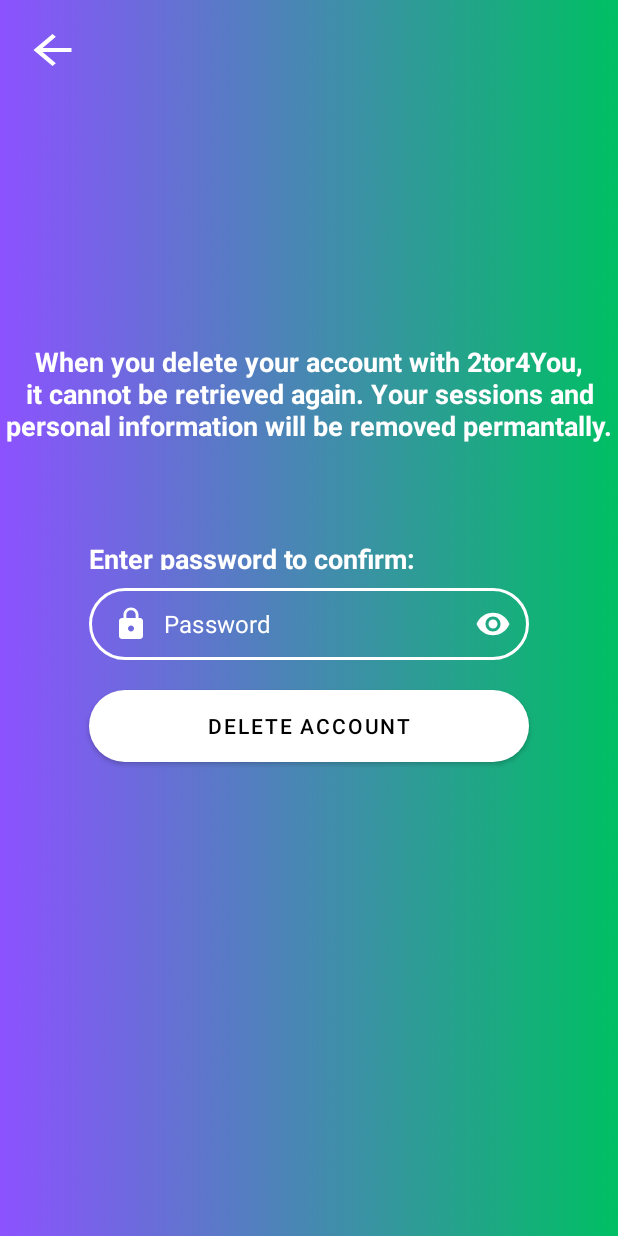
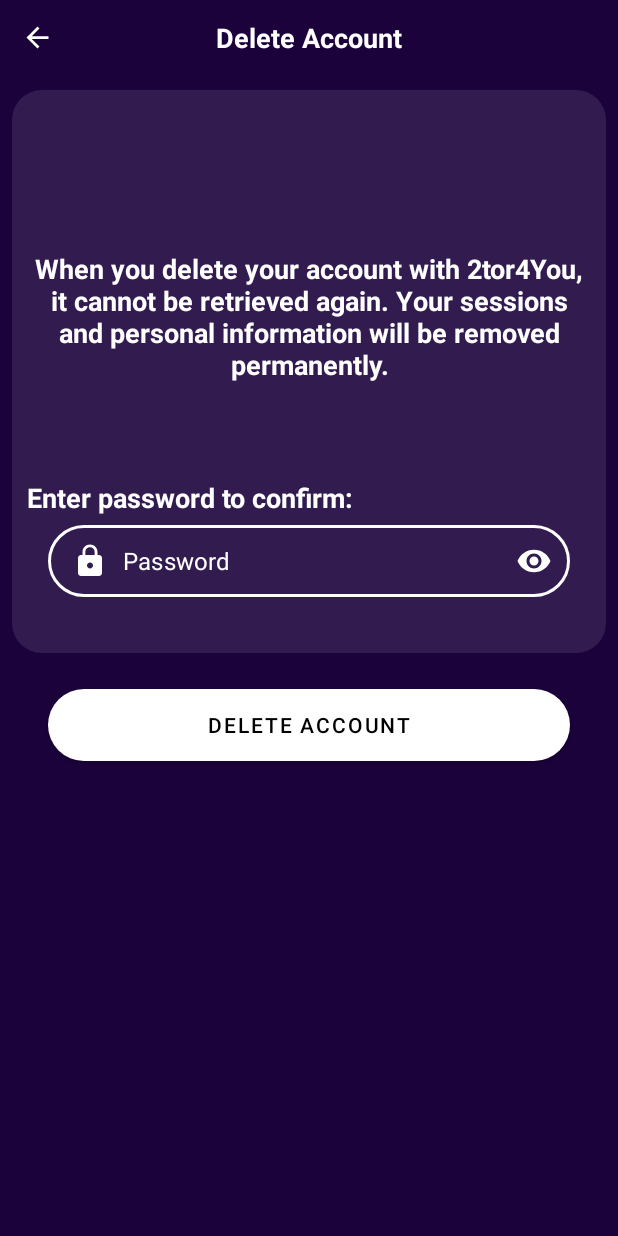
Before and after one commit to MischkaStrydom/2tor4You, an Android app: the ActivityDeleteAccount screen opened directly, with no data from a screen before it, on a phone screen of 412 x 824 dp. Run offline under Robolectric (Android 15) with nearby library versions, the phone set to English and light mode, and no system bars.

Commit message:
Commit changed background and few fonts

```diff
--- a/app/src/main/AndroidManifest.xml
+++ b/app/src/main/AndroidManifest.xml
@@ -19,6 +19,9 @@
             android:exported="false" />
         <activity
             android:name=".ActivityAccount"
+            android:exported="false" />
+        <activity
+            android:name=".ActivityTermAndConditions"
             android:exported="false" />
         <activity
             android:name=".ActivityDeleteAccount"
--- a/app/src/main/java/com/example/a2tor4you/ActivityLogin.java
+++ b/app/src/main/java/com/example/a2tor4you/ActivityLogin.java
@@ -10,6 +10,7 @@
 import android.widget.CheckBox;
 import android.widget.CompoundButton;
 import android.widget.EditText;
+import android.widget.ImageView;
 import android.widget.Spinner;
 import android.widget.TextView;
 
@@ -27,8 +28,8 @@
         CustomSpinner adapter = new CustomSpinner(this, items, icons);
         spinner.setAdapter(adapter);
 
-        Button btnBack = findViewById(R.id.btnBack);
-        btnBack.setOnClickListener(view -> startActivity(new Intent(ActivityLogin.this,MainActivity.class)));
+        ImageView imgBack = findViewById(R.id.imgBackMainFromLogin);
+        imgBack.setOnClickListener(view -> startActivity(new Intent(ActivityLogin.this,MainActivity.class)));
 
         TextView btn = findViewById(R.id.txtSignUp);
         btn.setOnClickListener(view -> startActivity(new Intent(ActivityLogin.this,MainActivity.class)));
--- a/app/src/main/java/com/example/a2tor4you/ActivityRegisterStudent.java
+++ b/app/src/main/java/com/example/a2tor4you/ActivityRegisterStudent.java
@@ -5,6 +5,7 @@
 import android.content.Intent;
 import android.os.Bundle;
 import android.widget.Button;
+import android.widget.ImageView;
 
 public class ActivityRegisterStudent extends AppCompatActivity {
 
@@ -13,7 +14,7 @@
         super.onCreate(savedInstanceState);
         setContentView(R.layout.activity_register_student);
 
-        Button btnBack = findViewById(R.id.btnBack);
-        btnBack.setOnClickListener(view -> startActivity(new Intent(ActivityRegisterStudent.this,MainActivity.class)));
+        ImageView imgBack = findViewById(R.id.imgBackStudentToMain);
+        imgBack.setOnClickListener(view -> startActivity(new Intent(ActivityRegisterStudent.this,MainActivity.class)));
     }
 }
--- a/app/src/main/java/com/example/a2tor4you/ActivityRegisterTutor.java
+++ b/app/src/main/java/com/example/a2tor4you/ActivityRegisterTutor.java
@@ -5,6 +5,7 @@
 import android.content.Intent;
 import android.os.Bundle;
 import android.widget.Button;
+import android.widget.ImageView;
 
 public class ActivityRegisterTutor extends AppCompatActivity {
 
@@ -13,7 +14,7 @@
         super.onCreate(savedInstanceState);
         setContentView(R.layout.activity_register_tutor);
 
-        Button btnBack = findViewById(R.id.btnBack);
-        btnBack.setOnClickListener(view -> startActivity(new Intent(ActivityRegisterTutor.this,MainActivity.class)));
+        ImageView imgBack = findViewById(R.id.imgBackTutorToMain);
+        imgBack.setOnClickListener(view -> startActivity(new Intent(ActivityRegisterTutor.this,MainActivity.class)));
     }
 }
--- a/app/src/main/res/layout/activity_delete_account.xml
+++ b/app/src/main/res/layout/activity_delete_account.xml
@@ -4,38 +4,117 @@
     xmlns:tools="http://schemas.android.com/tools"
     android:layout_width="match_parent"
     android:layout_height="match_parent"
-    android:background="@drawable/design"
+    android:background="@color/primary"
     tools:context=".ActivityDeleteAccount">
+
+    <RelativeLayout
+        android:id="@+id/relativeLayout2"
+        android:layout_width="match_parent"
+        android:layout_height="wrap_content">
+
+        <ImageView
+            android:id="@+id/imgChangeBackDeleteAccount"
+            android:layout_width="50dp"
+            android:layout_height="50dp"
+            android:padding="14dp"
+            android:src="@drawable/ic_arrow_back" />
+
+        <TextView
+            android:id="@+id/txt_HeadingDeleteAccount"
+            android:layout_width="wrap_content"
+            android:layout_height="wrap_content"
+            android:layout_centerInParent="true"
+            android:text="@string/txt_HeadingDeleteAccount"
+            android:textColor="#FFFFFF"
+            android:textSize="18sp"
+            android:textStyle="bold" />
+    </RelativeLayout>
 
     <Button
         android:id="@+id/btnDeleteAccount"
         android:layout_width="0dp"
         android:layout_height="wrap_content"
-        android:layout_marginTop="20dp"
+        android:layout_marginTop="60dp"
         android:background="@drawable/btn_bg"
         android:backgroundTint="@color/white"
         android:text="@string/btnDeleteAccount"
         android:textColor="@color/black"
         app:layout_constraintEnd_toEndOf="@+id/textInputLayoutDeleteAccountPassword"
+        app:layout_constraintHorizontal_bias="0.0"
         app:layout_constraintStart_toStartOf="@+id/textInputLayoutDeleteAccountPassword"
         app:layout_constraintTop_toBottomOf="@+id/textInputLayoutDeleteAccountPassword"
         app:rippleColor="@color/white" />
 
+    <LinearLayout
+        android:id="@+id/linearLayout4"
+        android:layout_width="396dp"
+        android:layout_height="375dp"
+        android:layout_margin="10dp"
+        android:layout_marginStart="20dp"
+        android:layout_marginTop="50dp"
+        android:background="@drawable/account_round_back_white"
+        android:orientation="vertical"
+        android:padding="10dp"
+        app:layout_constraintEnd_toEndOf="parent"
+        app:layout_constraintStart_toStartOf="parent"
+        app:layout_constraintTop_toBottomOf="@+id/relativeLayout2">
+
+        <!--Notifications-->
+
+        <!--Settings-->
+
+        <!--Terms & Conditions-->
+
+        <!--Contact-->
+
+        <TextView
+            android:id="@+id/txtSureDeleteAccount"
+            android:layout_width="wrap_content"
+            android:layout_height="wrap_content"
+            android:layout_marginTop="60dp"
+            android:gravity="center_horizontal|center_vertical"
+            android:textColor="@color/white"
+            android:textSize="18sp"
+            android:textStyle="bold"
+            tools:text="@string/txtSureDeleteAccount" />
+
+        <TextView
+            android:id="@+id/txtD"
+            android:layout_width="wrap_content"
+            android:layout_height="wrap_content"
+            android:layout_marginTop="12dp"
+            android:text="@string/txtD"
+            android:textAlignment="center"
+            android:textColor="@color/white"
+            android:textSize="18sp"
+            android:textStyle="bold" />
+
+        <TextView
+            android:id="@+id/txtDeleteConfirmPassword"
+            android:layout_width="290dp"
+            android:layout_height="wrap_content"
+            android:layout_marginTop="64dp"
+            android:layout_marginBottom="50dp"
+            android:text="@string/txtDeleteConfirmPassword"
+            android:textColor="@color/white"
+            android:textSize="18sp"
+            android:textStyle="bold" />
+
+    </LinearLayout>
+
     <com.google.android.material.textfield.TextInputLayout
         android:id="@+id/textInputLayoutDeleteAccountPassword"
-        android:layout_width="0dp"
-        android:layout_height="wrap_content"
+        android:layout_width="348dp"
+        android:layout_height="49dp"
 
-        android:layout_marginTop="12dp"
+        android:layout_marginTop="300dp"
         android:textColorHint="@color/white"
         app:boxBackgroundMode="none"
         app:helperTextTextColor="@color/white"
         app:hintEnabled="false"
-        app:layout_constraintBottom_toBottomOf="parent"
-        app:layout_constraintEnd_toEndOf="@+id/txtDeleteConfirmPassword"
-        app:layout_constraintStart_toStartOf="@+id/txtDeleteConfirmPassword"
-        app:layout_constraintTop_toBottomOf="@+id/txtDeleteConfirmPassword"
-        app:layout_constraintVertical_bias="0.0"
+        app:layout_constraintEnd_toEndOf="@+id/linearLayout4"
+        app:layout_constraintStart_toStartOf="@+id/linearLayout4"
+        app:layout_constraintTop_toBottomOf="@+id/relativeLayout2"
         app:passwordToggleEnabled="true"
         app:passwordToggleTint="@color/white">
 
@@ -58,72 +137,4 @@
             app:hintAnimationEnabled="false" />
     </com.google.android.material.textfield.TextInputLayout>
 
-    <TextView
-        android:id="@+id/txtDeleteConfirmPassword"
-        android:layout_width="293dp"
-        android:layout_height="20dp"
-        android:layout_marginTop="64dp"
-        android:text="@string/txtDeleteConfirmPassword"
-        android:textColor="@color/white"
-        android:textSize="18sp"
-        android:textStyle="bold"
-        app:layout_constraintEnd_toEndOf="parent"
-        app:layout_constraintStart_toStartOf="@+id/txtD"
-        app:layout_constraintTop_toBottomOf="@+id/txtD" />
-
-    <TextView
-        android:id="@+id/txtD"
-        android:layout_width="wrap_content"
-        android:layout_height="wrap_content"
-        android:layout_marginTop="24dp"
-        android:text="@string/txtD"
-        android:textAlignment="center"
-        android:textColor="@color/white"
-        android:textSize="18sp"
-        android:textStyle="bold"
-        app:layout_constraintEnd_toEndOf="@+id/txtSureDeleteAccount"
-        app:layout_constraintHorizontal_bias="0.45"
-        app:layout_constraintStart_toStartOf="@+id/txtSureDeleteAccount"
-        app:layout_constraintTop_toBottomOf="@+id/txtSureDeleteAccount" />
-
-    <TextView
-        android:id="@+id/txtSureDeleteAccount"
-        android:layout_width="wrap_content"
-        android:layout_height="wrap_content"
-        android:layout_marginTop="64dp"
-        android:textColor="@color/white"
-        android:textSize="18sp"
-        android:textStyle="bold"
-        app:layout_constraintEnd_toEndOf="@+id/txt_HeadingDeleteAccount"
-        app:layout_constraintHorizontal_bias="0.52"
-        app:layout_constraintStart_toStartOf="@+id/txt_HeadingDeleteAccount"
-        app:layout_constraintTop_toBottomOf="@+id/txt_HeadingDeleteAccount" />
-
-    <Button
-        android:id="@+id/btnBack_DeleteAccountToSettings"
-        android:layout_width="38dp"
-        android:layout_height="32dp"
-        android:background="@drawable/ic_arrow_back"
-        app:layout_constraintBottom_toBottomOf="parent"
-        app:layout_constraintEnd_toEndOf="parent"
-        app:layout_constraintHorizontal_bias="0.042"
-        app:layout_constraintStart_toStartOf="parent"
-        app:layout_constraintTop_toTopOf="parent"
-        app:layout_constraintVertical_bias="0.022" />
-
-    <TextView
-        android:id="@+id/txt_HeadingDeleteAccount"
-        android:layout_width="wrap_content"
-        android:layout_height="wrap_content"
-        android:textColor="@color/white"
-        android:textSize="36sp"
-        android:textStyle="bold"
-        app:layout_constraintBottom_toBottomOf="parent"
-        app:layout_constraintEnd_toEndOf="parent"
-        app:layout_constraintHorizontal_bias="0.498"
-        app:layout_constraintStart_toStartOf="parent"
-        app:layout_constraintTop_toTopOf="parent"
-        app:layout_constraintVertical_bias="0.087"
-        tools:text="@string/txt_HeadingChangePassword" />
-
 </androidx.constraintlayout.widget.ConstraintLayout>
```
Also changed, not shown: app/src/main/java/com/example/a2tor4you/ActivityTermAndConditions.java (added, +14 -0 lines), app/src/main/res/layout/activity_change_password.xml (+35 -34 lines), app/src/main/res/layout/activity_login.xml (+79 -68 lines), app/src/main/res/layout/activity_main.xml (+0 -8 lines), app/src/main/res/layout/activity_register_student.xml (+31 -31 lines), app/src/main/res/layout/activity_register_tutor.xml (+46 -45 lines), app/src/main/res/layout/activity_term_and_conditions.xml (added, +80 -0 lines), app/src/main/res/values/strings.xml (+57 -1 lines), 1 other file.
